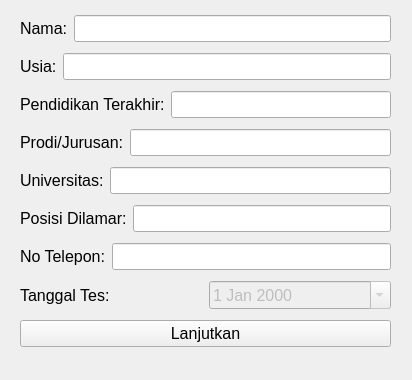
NathanielClarence/psikotest, file ui/premain_1.ui: the form before one commit.
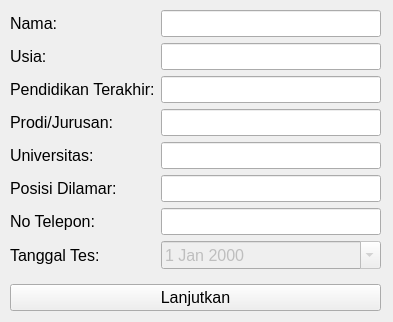
The form after the commit.

Commit message: Updated IST5 UI, premain turn to form

```diff
--- a/ui/premain_1.ui
+++ b/ui/premain_1.ui
@@ -6,8 +6,8 @@
    <rect>
     <x>0</x>
     <y>0</y>
-    <width>412</width>
-    <height>380</height>
+    <width>393</width>
+    <height>322</height>
    </rect>
   </property>
   <property name="windowTitle">
@@ -16,16 +16,16 @@
   <widget class="QWidget" name="verticalLayoutWidget">
    <property name="geometry">
     <rect>
-     <x>20</x>
+     <x>10</x>
      <y>10</y>
      <width>371</width>
-     <height>351</height>
+     <height>301</height>
     </rect>
    </property>
    <layout class="QVBoxLayout" name="verticalLayout">
     <item>
-     <layout class="QHBoxLayout" name="horizontalLayout">
-      <item>
+     <layout class="QFormLayout" name="formLayout">
+      <item row="0" column="0">
        <widget class="QLabel" name="label">
         <property name="font">
          <font>
@@ -37,7 +37,7 @@
         </property>
        </widget>
       </item>
-      <item>
+      <item row="0" column="1">
        <widget class="QLineEdit" name="nameID">
         <property name="font">
          <font>
@@ -49,11 +49,7 @@
         </property>
        </widget>
       </item>
-     </layout>
-    </item>
-    <item>
-     <layout class="QHBoxLayout" name="horizontalLayout_3">
-      <item>
+      <item row="1" column="0">
        <widget class="QLabel" name="label_3">
         <property name="font">
          <font>
@@ -65,7 +61,7 @@
         </property>
        </widget>
       </item>
-      <item>
+      <item row="1" column="1">
        <widget class="QLineEdit" name="ageID">
         <property name="font">
          <font>
@@ -77,11 +73,7 @@
         </property>
        </widget>
       </item>
-     </layout>
-    </item>
-    <item>
-     <layout class="QHBoxLayout" name="horizontalLayout_2">
-      <item>
+      <item row="2" column="0">
        <widget class="QLabel" name="label_2">
         <property name="font">
          <font>
@@ -93,7 +85,7 @@
         </property>
        </widget>
       </item>
-      <item>
+      <item row="2" column="1">
        <widget class="QLineEdit" name="eduID">
         <property name="font">
          <font>
@@ -102,11 +94,7 @@
         </property>
        </widget>
       </item>
-     </layout>
-    </item>
-    <item>
-     <layout class="QHBoxLayout" name="horizontalLayout_4">
-      <item>
+      <item row="3" column="0">
        <widget class="QLabel" name="label_5">
         <property name="font">
          <font>
@@ -118,20 +106,7 @@
         </property>
        </widget>
       </item>
-      <item>
-       <widget class="QLineEdit" name="eduID_2">
-        <property name="font">
-         <font>
-          <pointsize>12</pointsize>
-         </font>
-        </property>
-       </widget>
-      </item>
-     </layout>
-    </item>
-    <item>
-     <layout class="QHBoxLayout" name="horizontalLayout_5">
-      <item>
+      <item row="4" column="0">
        <widget class="QLabel" name="label_6">
         <property name="font">
          <font>
@@ -143,20 +118,7 @@
         </property>
        </widget>
       </item>
-      <item>
-       <widget class="QLineEdit" name="eduID_3">
-        <property name="font">
-         <font>
-          <pointsize>12</pointsize>
-         </font>
-        </property>
-       </widget>
-      </item>
-     </layout>
-    </item>
-    <item>
-     <layout class="QHBoxLayout" name="horizontalLayout_6">
-      <item>
+      <item row="5" column="0">
        <widget class="QLabel" name="label_7">
         <property name="font">
          <font>
@@ -168,20 +130,7 @@
         </property>
        </widget>
       </item>
-      <item>
-       <widget class="QLineEdit" name="posID">
-        <property name="font">
-         <font>
-          <pointsize>12</pointsize>
-         </font>
-        </property>
-       </widget>
-      </item>
-     </layout>
-    </item>
-    <item>
-     <layout class="QHBoxLayout" name="horizontalLayout_7">
-      <item>
+      <item row="6" column="0">
        <widget class="QLabel" name="label_8">
         <property name="font">
          <font>
@@ -193,20 +142,7 @@
         </property>
        </widget>
       </item>
-      <item>
-       <widget class="QLineEdit" name="phoneID">
-        <property name="font">
-         <font>
-          <pointsize>12</pointsize>
-         </font>
-        </property>
-       </widget>
-      </item>
-     </layout>
-    </item>
-    <item>
-     <layout class="QHBoxLayout" name="horizontalLayout_8">
-      <item>
+      <item row="7" column="0">
        <widget class="QLabel" name="label_9">
         <property name="font">
          <font>
@@ -218,7 +154,43 @@
         </property>
        </widget>
       </item>
-      <item>
+      <item row="3" column="1">
+       <widget class="QLineEdit" name="eduID_2">
+        <property name="font">
+         <font>
+          <pointsize>12</pointsize>
+         </font>
+        </property>
+       </widget>
+      </item>
+      <item row="4" column="1">
+       <widget class="QLineEdit" name="eduID_3">
+        <property name="font">
+         <font>
+          <pointsize>12</pointsize>
+         </font>
+        </property>
+       </widget>
+      </item>
+      <item row="5" column="1">
+       <widget class="QLineEdit" name="posID">
+        <property name="font">
+         <font>
+          <pointsize>12</pointsize>
+         </font>
+        </property>
+       </widget>
+      </item>
+      <item row="6" column="1">
+       <widget class="QLineEdit" name="phoneID">
+        <property name="font">
+         <font>
+          <pointsize>12</pointsize>
+         </font>
+        </property>
+       </widget>
+      </item>
+      <item row="7" column="1">
        <widget class="QDateEdit" name="dateEdit">
         <property name="enabled">
          <bool>false</bool>
```
The commit also changes 3 other files.
